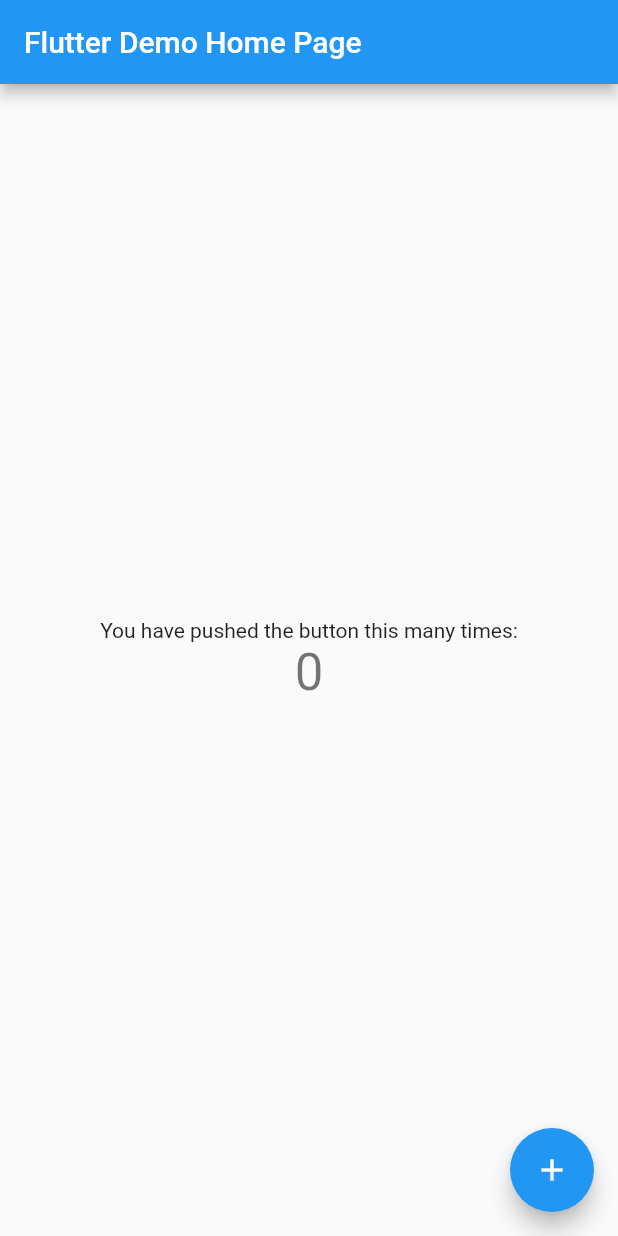
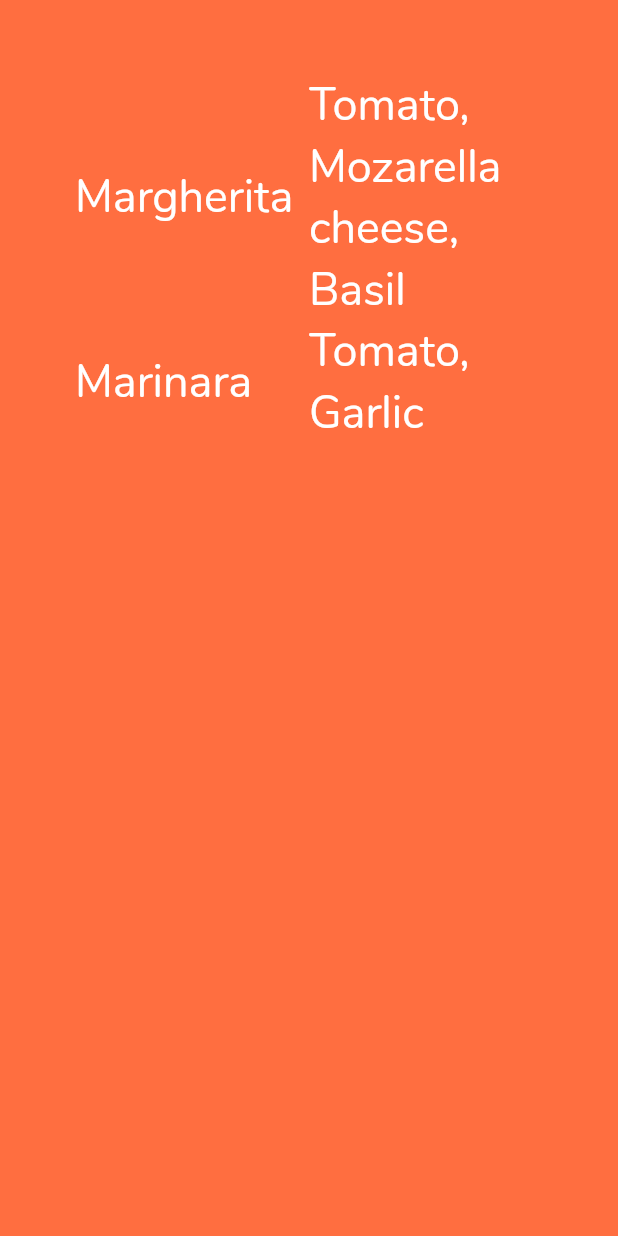
Before and after one commit to ajitpratap0/hola, a Flutter app: the screen it shows after launch, on a phone screen of 412 x 824 dp. Run offline on Flutter 3.47's test engine with Material 2 defaults, Android fonts, the phone set to English and light mode, and no system bars.

Commit message:
building initial UI

```diff
--- a/lib/main.dart
+++ b/lib/main.dart
@@ -1,111 +1,5 @@
 import 'package:flutter/material.dart';
 
-void main() => runApp(MyApp());
+import './ui/home.dart';
 
-class MyApp extends StatelessWidget {
-  // This widget is the root of your application.
-  @override
-  Widget build(BuildContext context) {
-    return MaterialApp(
-      title: 'Flutter Demo',
-      theme: ThemeData(
-        // This is the theme of your application.
-        //
-        // Try running your application with "flutter run". You'll see the
-        // application has a blue toolbar. Then, without quitting the app, try
-        // changing the primarySwatch below to Colors.green and then invoke
-        // "hot reload" (press "r" in the console where you ran "flutter run",
-        // or simply save your changes to "hot reload" in a Flutter IDE).
-        // Notice that the counter didn't reset back to zero; the application
-        // is not restarted.
-        primarySwatch: Colors.blue,
-      ),
-      home: MyHomePage(title: 'Flutter Demo Home Page'),
-    );
-  }
-}
-
-class MyHomePage extends StatefulWidget {
-  MyHomePage({Key key, this.title}) : super(key: key);
-
-  // This widget is the home page of your application. It is stateful, meaning
-  // that it has a State object (defined below) that contains fields that affect
-  // how it looks.
-
-  // This class is the configuration for the state. It holds the values (in this
-  // case the title) provided by the parent (in this case the App widget) and
-  // used by the build method of the State. Fields in a Widget subclass are
-  // always marked "final".
-
-  final String title;
-
-  @override
-  _MyHomePageState createState() => _MyHomePageState();
-}
-
-class _MyHomePageState extends State<MyHomePage> {
-  int _counter = 0;
-
-  void _incrementCounter() {
-    setState(() {
-      // This call to setState tells the Flutter framework that something has
-      // changed in this State, which causes it to rerun the build method below
-      // so that the display can reflect the updated values. If we changed
-      // _counter without calling setState(), then the build method would not be
-      // called again, and so nothing would appear to happen.
-      _counter++;
-    });
-  }
-
-  @override
-  Widget build(BuildContext context) {
-    // This method is rerun every time setState is called, for instance as done
-    // by the _incrementCounter method above.
-    //
-    // The Flutter framework has been optimized to make rerunning build methods
-    // fast, so that you can just rebuild anything that needs updating rather
-    // than having to individually change instances of widgets.
-    return Scaffold(
-      appBar: AppBar(
-        // Here we take the value from the MyHomePage object that was created by
-        // the App.build method, and use it to set our appbar title.
-        title: Text(widget.title),
-      ),
-      body: Center(
-        // Center is a layout widget. It takes a single child and positions it
-        // in the middle of the parent.
-        child: Column(
-          // Column is also layout widget. It takes a list of children and
-          // arranges them vertically. By default, it sizes itself to fit its
-          // children horizontally, and tries to be as tall as its parent.
-          //
-          // Invoke "debug painting" (press "p" in the console, choose the
-          // "Toggle Debug Paint" action from the Flutter Inspector in Android
-          // Studio, or the "Toggle Debug Paint" command in Visual Studio Code)
-          // to see the wireframe for each widget.
-          //
-          // Column has various properties to control how it sizes itself and
-          // how it positions its children. Here we use mainAxisAlignment to
-          // center the children vertically; the main axis here is the vertical
-          // axis because Columns are vertical (the cross axis would be
-          // horizontal).
-          mainAxisAlignment: MainAxisAlignment.center,
-          children: <Widget>[
-            Text(
-              'You have pushed the button this many times:',
-            ),
-            Text(
-              '$_counter',
-              style: Theme.of(context).textTheme.display1,
-            ),
-          ],
-        ),
-      ),
-      floatingActionButton: FloatingActionButton(
-        onPressed: _incrementCounter,
-        tooltip: 'Increment',
-        child: Icon(Icons.add),
-      ), // This trailing comma makes auto-formatting nicer for build methods.
-    );
-  }
-}
+void main() => runApp(MaterialApp(debugShowCheckedModeBanner: false, title: "Simple Layouts", home: Home()));
--- /dev/null
+++ b/lib/ui/home.dart
@@ -0,0 +1,64 @@
+import 'package:flutter/material.dart';
+
+class Home extends StatelessWidget {
+  @override
+  Widget build(BuildContext context) {
+    return Container(
+      alignment: Alignment.center,
+      color: Colors.deepOrangeAccent,
+      padding: EdgeInsets.all(50.0),
+      child: Center(
+          child: Column(
+        children: <Widget>[
+          Row(
+            children: <Widget>[
+              Expanded(
+                  child: Text(
+                      "Margherita",
+                      textDirection: TextDirection.ltr,
+                      style: TextStyle(
+                          color: Colors.white,
+                          fontSize: 30,
+                          decoration: TextDecoration.none,
+                          fontFamily: 'Nunito',
+                          fontWeight: FontWeight.w400))),
+              Expanded(
+                child: Text("Tomato, Mozarella cheese, Basil",
+                    textDirection: TextDirection.ltr,
+                    style: TextStyle(
+                        color: Colors.white,
+                        fontSize: 30,
+                        decoration: TextDecoration.none,
+                        fontFamily: 'Nunito',
+                        fontWeight: FontWeight.w400)),
+              )
+            ],
+          ),
+          Row(
+            children: <Widget>[
+              Expanded(
+                  child: Text("Marinara",
+                      textDirection: TextDirection.ltr,
+                      style: TextStyle(
+                          color: Colors.white,
+                          fontSize: 30,
+                          decoration: TextDecoration.none,
+                          fontFamily: 'Nunito',
+                          fontWeight: FontWeight.w400))),
+              Expanded(
+                child: Text("Tomato, Garlic",
+                    textDirection: TextDirection.ltr,
+                    style: TextStyle(
+                        color: Colors.white,
+                        fontSize: 30,
+                        decoration: TextDecoration.none,
+                        fontFamily: 'Nunito',
+                        fontWeight: FontWeight.w400)),
+              )
+            ],
+          )
+        ],
+      )),
+    );
+  }
+}
```
Also changed, not shown: pubspec.yaml (+13 -11 lines), fonts/Nunito-Italic.ttf (added), fonts/Nunito-Light.ttf (added), fonts/Nunito-LightItalic.ttf (added), fonts/Nunito-Regular.ttf (added), fonts/Nunito-SemiBold.ttf (added), fonts/Nunito-SemiBoldItalic.ttf (added), 1 other file.
